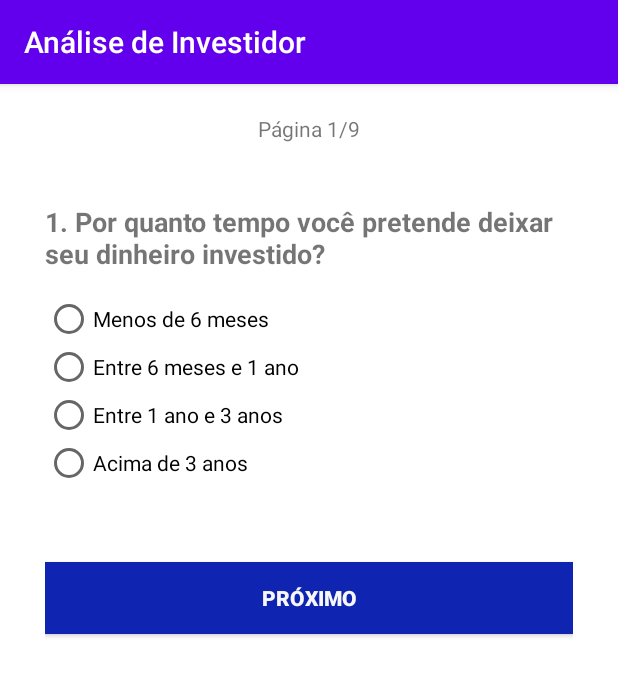
After one commit to DR2-FundamentosDesenvolvimentoAndroid/DR1_TP3_Android, an Android app: the Pergunta1Fragment screen opened directly, with no data from a screen before it, on a phone screen of 412 x 824 dp. The commit adds this screen. Shown: the top 676 px of the screen. Run offline under Robolectric (Android 15) with nearby library versions, the phone set to English and light mode, and no system bars.

Commit message:
Pagina de perguntas 1 completa

```diff
--- a/app/src/main/AndroidManifest.xml
+++ b/app/src/main/AndroidManifest.xml
@@ -9,6 +9,7 @@
         android:roundIcon="@mipmap/ic_launcher_round"
         android:supportsRtl="true"
         android:theme="@style/AppTheme">
+        <activity android:name=".PerguntasActivity"></activity>
         <activity android:name=".MainActivity">
             <intent-filter>
                 <action android:name="android.intent.action.MAIN" />
--- a/app/src/main/java/com/example/dr1tp3android/Fragments/MainFragment.kt
+++ b/app/src/main/java/com/example/dr1tp3android/Fragments/MainFragment.kt
@@ -1,5 +1,6 @@
 package com.example.dr1tp3android.Fragments
 
+import android.content.Intent
 import android.os.Bundle
 import androidx.fragment.app.Fragment
 import android.view.LayoutInflater
@@ -8,6 +9,7 @@ import android.view.ViewGroup
 import android.widget.Toast
 import androidx.lifecycle.ViewModelProviders
 import androidx.navigation.fragment.findNavController
+import com.example.dr1tp3android.PerguntasActivity
 
 import com.example.dr1tp3android.R
 import com.example.dr1tp3android.ViewModel.InvestidorViewModel
@@ -38,7 +40,8 @@ class MainFragment : Fragment() {
                 Toast.makeText(activity, "ERRO: Digite seu nome por favor!",Toast.LENGTH_SHORT).show()
             }
             else{
-                findNavController().navigate(R.id.mainFragment)
+                val intent = Intent(activity, PerguntasActivity::class.java)
+                startActivity(intent)
             }
         }
 
--- /dev/null
+++ b/app/src/main/java/com/example/dr1tp3android/Fragments/Pergunta1Fragment.kt
@@ -0,0 +1,57 @@
+package com.example.dr1tp3android.Fragments
+
+import android.os.Bundle
+import androidx.fragment.app.Fragment
+import android.view.LayoutInflater
+import android.view.View
+import android.view.ViewGroup
+import android.widget.Toast
+import androidx.lifecycle.ViewModelProviders
+import androidx.navigation.fragment.findNavController
+
+import com.example.dr1tp3android.R
+import com.example.dr1tp3android.ViewModel.InvestidorViewModel
+import kotlinx.android.synthetic.main.fragment_pergunta1.*
+
+class Pergunta1Fragment : Fragment() {
+
+    private lateinit var investidor: InvestidorViewModel
+
+    override fun onCreateView(
+        inflater: LayoutInflater, container: ViewGroup?,
+        savedInstanceState: Bundle?
+    ): View? {
+        // Inflate the layout for this fragment
+        return inflater.inflate(R.layout.fragment_pergunta1, container, false)
+    }
+
+    override fun onViewCreated(view: View, savedInstanceState: Bundle?) {
+        super.onViewCreated(view, savedInstanceState)
+        activity?.let {
+            investidor = ViewModelProviders.of(it).get(InvestidorViewModel::class.java)
+        }
+
+        btnProximo1.setOnClickListener{
+            if(respostaA1.isChecked){
+                investidor.acumulador += 0
+                findNavController().navigate(R.id.pergunta2Fragment)
+            }else if(respostaB1.isChecked){
+                investidor.acumulador += 2
+                findNavController().navigate(R.id.pergunta2Fragment)
+            }else if(respostaC1.isChecked){
+                investidor.acumulador += 3
+                findNavController().navigate(R.id.pergunta2Fragment)
+            }else if(respostaD1.isChecked){
+                investidor.acumulador += 4
+                findNavController().navigate(R.id.pergunta2Fragment)
+            }else{
+                Toast.makeText(context,
+                    "Por favor escolha uma alternativa",
+                    Toast.LENGTH_SHORT).show()
+            }
+        }
+
+
+    }
+
+}
--- /dev/null
+++ b/app/src/main/java/com/example/dr1tp3android/Fragments/Pergunta2Fragment.kt
@@ -0,0 +1,21 @@
+package com.example.dr1tp3android.Fragments
+
+import android.os.Bundle
+import androidx.fragment.app.Fragment
+import android.view.LayoutInflater
+import android.view.View
+import android.view.ViewGroup
+
+import com.example.dr1tp3android.R
+
+class Pergunta2Fragment : Fragment() {
+
+    override fun onCreateView(
+        inflater: LayoutInflater, container: ViewGroup?,
+        savedInstanceState: Bundle?
+    ): View? {
+        // Inflate the layout for this fragment
+        return inflater.inflate(R.layout.fragment_pergunta2, container, false)
+    }
+
+}
--- /dev/null
+++ b/app/src/main/java/com/example/dr1tp3android/PerguntasActivity.kt
@@ -0,0 +1,12 @@
+package com.example.dr1tp3android
+
+import androidx.appcompat.app.AppCompatActivity
+import android.os.Bundle
+
+class PerguntasActivity : AppCompatActivity() {
+
+    override fun onCreate(savedInstanceState: Bundle?) {
+        super.onCreate(savedInstanceState)
+        setContentView(R.layout.activity_perguntas)
+    }
+}
--- /dev/null
+++ b/app/src/main/res/layout/activity_perguntas.xml
@@ -0,0 +1,17 @@
+<?xml version="1.0" encoding="utf-8"?>
+<androidx.constraintlayout.widget.ConstraintLayout xmlns:android="http://schemas.android.com/apk/res/android"
+    xmlns:app="http://schemas.android.com/apk/res-auto"
+    xmlns:tools="http://schemas.android.com/tools"
+    android:layout_width="match_parent"
+    android:layout_height="match_parent"
+    android:background="#FFFFFF"
+    tools:context=".PerguntasActivity">
+
+    <fragment
+        android:id="@+id/fragment3"
+        android:name="androidx.navigation.fragment.NavHostFragment"
+        android:layout_width="match_parent"
+        android:layout_height="match_parent"
+        app:defaultNavHost="true"
+        app:navGraph="@navigation/perguntas_nav_fragment" />
+</androidx.constraintlayout.widget.ConstraintLayout>
--- /dev/null
+++ b/app/src/main/res/layout/fragment_pergunta1.xml
@@ -0,0 +1,98 @@
+<?xml version="1.0" encoding="utf-8"?>
+<FrameLayout xmlns:android="http://schemas.android.com/apk/res/android"
+    xmlns:app="http://schemas.android.com/apk/res-auto"
+    xmlns:tools="http://schemas.android.com/tools"
+    android:layout_width="match_parent"
+    android:layout_height="match_parent"
+    tools:context=".Fragments.Pergunta1Fragment">
+
+    <!-- TODO: Update blank fragment layout -->
+    <androidx.constraintlayout.widget.ConstraintLayout
+        android:layout_width="match_parent"
+        android:layout_height="match_parent">
+
+        <androidx.constraintlayout.widget.Guideline
+            android:id="@+id/guide1"
+            android:layout_width="wrap_content"
+            android:layout_height="wrap_content"
+            android:orientation="vertical"
+            app:layout_constraintGuide_begin="30dp" />
+
+        <androidx.constraintlayout.widget.Guideline
+            android:id="@+id/guide2"
+            android:layout_width="wrap_content"
+            android:layout_height="wrap_content"
+            android:orientation="vertical"
+            app:layout_constraintGuide_end="30dp" />
+
+        <TextView
+            android:id="@+id/pagina1"
+            android:layout_width="wrap_content"
+            android:layout_height="wrap_content"
+            android:layout_marginTop="20dp"
+            android:text="Página 1/9"
+            app:layout_constraintEnd_toStartOf="@+id/guide2"
+            app:layout_constraintStart_toStartOf="@+id/guide1"
+            app:layout_constraintTop_toTopOf="parent" />
+
+        <LinearLayout
+            android:layout_width="0dp"
+            android:layout_height="500dp"
+            android:layout_marginTop="40dp"
+            android:orientation="vertical"
+            app:layout_constraintEnd_toStartOf="@+id/guide2"
+            app:layout_constraintStart_toStartOf="@+id/guide1"
+            app:layout_constraintTop_toBottomOf="@+id/pagina1">
+
+            <TextView
+                android:id="@+id/pergunta1"
+                android:layout_width="match_parent"
+                android:layout_height="wrap_content"
+                android:text="1. Por quanto tempo você pretende deixar seu dinheiro investido?"
+                android:textSize="18dp"
+                android:textStyle="bold" />
+
+            <RadioGroup
+                android:layout_width="match_parent"
+                android:layout_height="wrap_content">
+
+                <RadioButton
+                    android:id="@+id/respostaA1"
+                    android:layout_width="match_parent"
+                    android:layout_height="wrap_content"
+                    android:layout_marginTop="15dp"
+                    android:text="Menos de 6 meses" />
+
+                <RadioButton
+                    android:id="@+id/respostaB1"
+                    android:layout_width="match_parent"
+                    android:layout_height="wrap_content"
+                    android:text="Entre 6 meses e 1 ano" />
+
+                <RadioButton
+                    android:id="@+id/respostaC1"
+                    android:layout_width="match_parent"
+                    android:layout_height="wrap_content"
+                    android:text="Entre 1 ano e 3 anos" />
+
+                <RadioButton
+                    android:id="@+id/respostaD1"
+                    android:layout_width="match_parent"
+                    android:layout_height="wrap_content"
+                    android:text="Acima de 3 anos" />
+            </RadioGroup>
+
+            <Button
+                android:id="@+id/btnProximo1"
+                android:layout_width="match_parent"
+                android:layout_height="wrap_content"
+                android:layout_marginTop="50dp"
+                android:background="#0F25B1"
+                android:textColor="#F8F7F7"
+                android:textStyle="bold"
+                android:text="próximo" />
+        </LinearLayout>
+
+    </androidx.constraintlayout.widget.ConstraintLayout>
+
+</FrameLayout>
--- /dev/null
+++ b/app/src/main/res/layout/fragment_pergunta2.xml
@@ -0,0 +1,14 @@
+<?xml version="1.0" encoding="utf-8"?>
+<FrameLayout xmlns:android="http://schemas.android.com/apk/res/android"
+    xmlns:tools="http://schemas.android.com/tools"
+    android:layout_width="match_parent"
+    android:layout_height="match_parent"
+    tools:context=".Fragments.Pergunta2Fragment">
+
+    <!-- TODO: Update blank fragment layout -->
+    <TextView
+        android:layout_width="match_parent"
+        android:layout_height="match_parent"
+        android:text="@string/hello_blank_fragment" />
+
+</FrameLayout>
--- /dev/null
+++ b/app/src/main/res/navigation/perguntas_nav_fragment.xml
@@ -0,0 +1,18 @@
+<?xml version="1.0" encoding="utf-8"?>
+<navigation xmlns:android="http://schemas.android.com/apk/res/android"
+    xmlns:app="http://schemas.android.com/apk/res-auto"
+    xmlns:tools="http://schemas.android.com/tools"
+    android:id="@+id/perguntas_nav_fragment"
+    app:startDestination="@id/pergunta1Fragment">
+
+    <fragment
+        android:id="@+id/pergunta1Fragment"
+        android:name="com.example.dr1tp3android.Fragments.Pergunta1Fragment"
+        android:label="fragment_pergunta1"
+        tools:layout="@layout/fragment_pergunta1" />
+    <fragment
+        android:id="@+id/pergunta2Fragment"
+        android:name="com.example.dr1tp3android.Fragments.Pergunta2Fragment"
+        android:label="fragment_pergunta2"
+        tools:layout="@layout/fragment_pergunta2" />
+</navigation>
```
